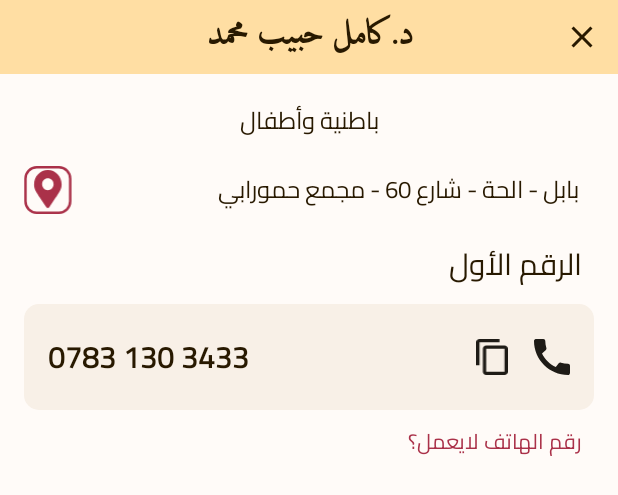
After one commit to albasheer276/DoctorsPhones, an Android app: the layout doctor_details_dialog_layout.xml on its own in the app's theme, with its tools: preview values and no code run, on a phone screen of 412 x 824 dp. The commit adds this screen. Shown: the top 495 px of the screen. Run offline under Robolectric (Android 15) with nearby library versions, the phone set to English and light mode, and no system bars.

Commit message:
doctor details

```diff
--- a/app/src/main/java/it/doctorphones/com/dialogs/SpinnerDialog.kt
+++ b/app/src/main/java/it/doctorphones/com/dialogs/SpinnerDialog.kt
@@ -62,7 +62,7 @@ class SpinnerDialogFragment(
     override fun onViewCreated(view: View, savedInstanceState: Bundle?) {
         super.onViewCreated(view, savedInstanceState)
         filter(null)
-        mBinding.imgClose.setOnClickListener {
+        mBinding.spinnerDialogImgClose.setOnClickListener {
             dismiss()
         }
         mBinding.spinnerDialogEdtSearch.addTextChangedListener(this)
--- /dev/null
+++ b/app/src/main/res/drawable/ic_copy_icon.xml
@@ -0,0 +1,9 @@
+<vector xmlns:android="http://schemas.android.com/apk/res/android"
+    android:width="19dp"
+    android:height="22dp"
+    android:viewportWidth="19"
+    android:viewportHeight="22">
+  <path
+      android:pathData="M14,0H2C0.9,0 0,0.9 0,2V16H2V2H14V0ZM17,4H6C4.9,4 4,4.9 4,6V20C4,21.1 4.9,22 6,22H17C18.1,22 19,21.1 19,20V6C19,4.9 18.1,4 17,4ZM17,20H6V6H17V20Z"
+      android:fillColor="#1E1B16"/>
+</vector>
--- /dev/null
+++ b/app/src/main/res/drawable/ic_phone_icon.xml
@@ -0,0 +1,9 @@
+<vector xmlns:android="http://schemas.android.com/apk/res/android"
+    android:width="18dp"
+    android:height="18dp"
+    android:viewportWidth="18"
+    android:viewportHeight="18">
+  <path
+      android:pathData="M17.01,12.38C15.78,12.38 14.59,12.18 13.48,11.82C13.13,11.7 12.74,11.79 12.47,12.06L10.9,14.03C8.07,12.68 5.42,10.13 4.01,7.2L5.96,5.54C6.23,5.26 6.31,4.87 6.2,4.52C5.83,3.41 5.64,2.22 5.64,0.99C5.64,0.45 5.19,0 4.65,0H1.19C0.65,0 0,0.24 0,0.99C0,10.28 7.73,18 17.01,18C17.72,18 18,17.37 18,16.82V13.37C18,12.83 17.55,12.38 17.01,12.38Z"
+      android:fillColor="#1E1B16"/>
+</vector>
--- /dev/null
+++ b/app/src/main/res/drawable/rounded_bordered_phone_bg.xml
@@ -0,0 +1,7 @@
+<?xml version="1.0" encoding="utf-8"?>
+<shape xmlns:android="http://schemas.android.com/apk/res/android"
+    android:shape="rectangle">
+
+    <corners android:radius="10dp" />
+    <solid android:color="@color/md_theme_light_inverseOnSurface" />
+</shape>
--- /dev/null
+++ b/app/src/main/res/layout/doctor_details_dialog_layout.xml
@@ -0,0 +1,142 @@
+<?xml version="1.0" encoding="utf-8"?>
+<androidx.constraintlayout.widget.ConstraintLayout xmlns:android="http://schemas.android.com/apk/res/android"
+    xmlns:app="http://schemas.android.com/apk/res-auto"
+    xmlns:tools="http://schemas.android.com/tools"
+    android:layout_width="match_parent"
+    android:layout_height="match_parent"
+    android:background="@color/md_theme_light_background">
+
+    <TextView
+        android:id="@+id/doctorDetailsDialog_txtDoctorName"
+        style="@style/BottomSheetHeader"
+        android:layout_width="0dp"
+        android:layout_height="wrap_content"
+        android:gravity="center"
+        app:layout_constraintEnd_toEndOf="parent"
+        app:layout_constraintStart_toStartOf="parent"
+        app:layout_constraintTop_toTopOf="parent"
+        tools:text="د. كامل حبيب محمد" />
+
+    <ImageButton
+        android:id="@+id/doctorDetailsDialog_imgClose"
+        android:layout_width="48dp"
+        android:layout_height="wrap_content"
+        android:layout_weight="0"
+        android:background="?selectableItemBackgroundBorderless"
+        android:contentDescription="@string/app_name"
+        android:minHeight="48dp"
+        android:padding="4dp"
+        app:layout_constraintBottom_toBottomOf="@+id/doctorDetailsDialog_txtDoctorName"
+        app:layout_constraintEnd_toEndOf="parent"
+        app:layout_constraintTop_toTopOf="parent"
+        app:srcCompat="@drawable/ic_close"
+        app:tint="@color/md_theme_light_onPrimaryContainer" />
+
+    <TextView
+        android:id="@+id/doctorDetailsDialog_txtDoctorSpecialization"
+        style="@style/BottomSheetContent"
+        android:layout_width="0dp"
+        android:layout_height="wrap_content"
+        android:layout_marginStart="16dp"
+        android:layout_marginTop="16dp"
+        android:layout_marginEnd="16dp"
+        android:gravity="center"
+        app:layout_constraintEnd_toEndOf="parent"
+        app:layout_constraintStart_toStartOf="parent"
+        app:layout_constraintTop_toBottomOf="@+id/doctorDetailsDialog_txtDoctorName"
+        tools:text="باطنية وأطفال" />
+
+    <TextView
+        android:id="@+id/doctorDetailsDialog_txtDoctorAddress"
+        style="@style/BottomSheetContent"
+        android:layout_width="0dp"
+        android:layout_height="wrap_content"
+        android:layout_marginStart="4dp"
+        android:layout_marginTop="16dp"
+        android:layout_marginEnd="16dp"
+        android:gravity="right"
+        app:layout_constraintEnd_toEndOf="parent"
+        app:layout_constraintStart_toEndOf="@+id/doctorDetailsDialog_btnDoctorOnMap"
+        app:layout_constraintTop_toBottomOf="@+id/doctorDetailsDialog_txtDoctorSpecialization"
+        tools:text="بابل - الحة - شارع 60 - مجمع حمورابي" />
+
+    <ImageView
+        android:id="@+id/doctorDetailsDialog_btnDoctorOnMap"
+        android:layout_width="32dp"
+        android:layout_height="32dp"
+        android:layout_marginStart="16dp"
+        android:contentDescription="@string/map_marker_button"
+        android:scaleType="centerCrop"
+        app:layout_constraintBottom_toBottomOf="@+id/doctorDetailsDialog_txtDoctorAddress"
+        app:layout_constraintStart_toStartOf="parent"
+        app:layout_constraintTop_toTopOf="@+id/doctorDetailsDialog_txtDoctorAddress"
+        app:srcCompat="@drawable/ic_maker_icon" />
+
+    <androidx.constraintlayout.widget.ConstraintLayout
+        android:id="@+id/doctorDetailsDialog_layoutDoctorPhone1"
+        android:layout_width="match_parent"
+        android:layout_height="0dp"
+        android:layout_marginStart="16dp"
+        android:layout_marginTop="16dp"
+        android:layout_marginEnd="16dp"
+        app:layout_constraintBottom_toBottomOf="parent"
+        app:layout_constraintEnd_toEndOf="parent"
+        app:layout_constraintStart_toStartOf="parent"
+        app:layout_constraintTop_toBottomOf="@+id/doctorDetailsDialog_txtDoctorAddress">
+
+        <TextView
+            android:id="@+id/doctorDetailsDialog_lblDoctorPhone1"
+            style="@style/BottomSheetH1"
+            android:layout_width="0dp"
+            android:layout_height="wrap_content"
+            android:text="@string/first_number"
+            app:layout_constraintEnd_toEndOf="parent"
+            app:layout_constraintTop_toTopOf="parent" />
+
+        <TextView
+            android:id="@+id/doctorDetailsDialog_txtDoctorPhone1"
+            style="@style/BottomSheetPhone"
+            android:layout_width="0dp"
+            android:layout_height="wrap_content"
+            android:layout_marginTop="8dp"
+            app:layout_constraintEnd_toEndOf="parent"
+            app:layout_constraintStart_toStartOf="parent"
+            app:layout_constraintTop_toBottomOf="@+id/doctorDetailsDialog_lblDoctorPhone1"
+            tools:text="0783 130 3433" />
+
+        <ImageView
+            android:id="@+id/doctorDetailsDialog_imgCallPhone1"
+            android:layout_width="24dp"
+            android:layout_height="24dp"
+            android:layout_marginEnd="16dp"
+            android:contentDescription="@string/call"
+            app:layout_constraintBottom_toBottomOf="@+id/doctorDetailsDialog_txtDoctorPhone1"
+            app:layout_constraintEnd_toEndOf="parent"
+            app:layout_constraintTop_toTopOf="@+id/doctorDetailsDialog_txtDoctorPhone1"
+            app:srcCompat="@drawable/ic_phone_icon" />
+
+        <ImageView
+            android:id="@+id/doctorDetailsDialog_imgCopyPhone1"
+            android:layout_width="24dp"
+            android:layout_height="24dp"
+            android:layout_marginEnd="16dp"
+            android:contentDescription="@string/copy"
+            app:layout_constraintBottom_toBottomOf="@+id/doctorDetailsDialog_txtDoctorPhone1"
+            app:layout_constraintEnd_toStartOf="@+id/doctorDetailsDialog_imgCallPhone1"
+            app:layout_constraintTop_toTopOf="@+id/doctorDetailsDialog_txtDoctorPhone1"
+            app:srcCompat="@drawable/ic_copy_icon" />
+
+        <TextView
+            android:id="@+id/doctorDetailsDialog_lblReportPhone1"
+            style="@style/BottomSheetLink"
+            android:layout_width="0dp"
+            android:layout_height="wrap_content"
+            android:layout_marginTop="8dp"
+            android:text="@string/phone_not_working"
+            app:layout_constraintEnd_toEndOf="parent"
+            app:layout_constraintTop_toBottomOf="@+id/doctorDetailsDialog_txtDoctorPhone1" />
+
+    </androidx.constraintlayout.widget.ConstraintLayout>
+
+
+</androidx.constraintlayout.widget.ConstraintLayout>
--- a/app/src/main/res/layout/doctor_phone_item_layout.xml
+++ b/app/src/main/res/layout/doctor_phone_item_layout.xml
@@ -46,27 +46,28 @@
                 android:layout_height="wrap_content"
                 android:layout_margin="10dp">
 
-                <ImageButton
+                <ImageView
                     android:id="@+id/docPhone_btnDoctorOnMap"
-                    style="@android:style/Widget.Material.Light.Button.Borderless.Small"
-                    android:layout_width="24dp"
-                    android:layout_height="23dp"
+                    android:layout_width="wrap_content"
+                    android:layout_height="wrap_content"
+                    android:contentDescription="@string/map_marker_button"
+                    app:layout_constraintBottom_toBottomOf="parent"
                     app:layout_constraintEnd_toEndOf="parent"
                     app:layout_constraintTop_toTopOf="parent"
-                    app:srcCompat="@drawable/ic_maker_icon"
-                    android:contentDescription="@string/map_marker_button" />
+                    app:srcCompat="@drawable/ic_maker_icon" />
 
                 <TextView
                     android:id="@+id/docPhone_btnDoctorDetails"
                     style="@style/SmallSecondaryButton"
                     android:layout_width="wrap_content"
                     android:layout_height="23dp"
-                    android:text="@string/phones"
                     android:clickable="true"
                     android:focusable="true"
                     android:foreground="?attr/selectableItemBackground"
+                    android:text="@string/phones"
+                    app:layout_constraintBottom_toBottomOf="parent"
                     app:layout_constraintStart_toStartOf="parent"
-                    app:layout_constraintTop_toTopOf="parent"/>
+                    app:layout_constraintTop_toTopOf="parent" />
             </androidx.constraintlayout.widget.ConstraintLayout>
         </LinearLayout>
     </androidx.cardview.widget.CardView>
--- a/app/src/main/res/layout/spinner_dialog_layout.xml
+++ b/app/src/main/res/layout/spinner_dialog_layout.xml
@@ -19,10 +19,9 @@
         tools:text="المحافظات" />
 
     <ImageButton
-        android:id="@+id/imgClose"
+        android:id="@+id/spinnerDialog_imgClose"
         android:layout_width="48dp"
         android:layout_height="wrap_content"
-        android:layout_marginEnd="8dp"
         android:layout_weight="0"
         android:background="?selectableItemBackgroundBorderless"
         android:contentDescription="@string/app_name"
--- a/app/src/main/res/values/strings.xml
+++ b/app/src/main/res/values/strings.xml
@@ -23,4 +23,8 @@
     <string name="note">note</string>
     <string name="note_txt">سيتم التأكد من البيانات قبل إضافتها الى النظام، قد تتأخر هذه العملية حوالي 24 ساعة.</string>
     <string name="save">حفظ</string>
+    <string name="first_number">الرقم الأول</string>
+    <string name="call">call</string>
+    <string name="copy">copy</string>
+    <string name="phone_not_working">رقم الهاتف لايعمل؟</string>
 </resources>
--- a/app/src/main/res/values/themes.xml
+++ b/app/src/main/res/values/themes.xml
@@ -83,6 +83,50 @@
         <item name="android:background">@color/md_theme_light_primaryContainer</item>
     </style>
 
+    <style name="BottomSheetHeader">
+        <item name="android:paddingTop">5dp</item>
+        <item name="android:paddingBottom">5dp</item>
+        <item name="android:gravity">center</item>
+        <item name="android:textColor">@color/md_theme_light_onPrimaryContainer</item>
+        <item name="android:textSize">32sp</item>
+        <item name="android:textStyle">bold</item>
+        <item name="fontFamily">@font/arabic_typesettings_font</item>
+        <item name="android:background">@color/md_theme_light_primaryContainer</item>
+    </style>
+
+    <style name="BottomSheetH1">
+        <item name="android:gravity">right</item>
+        <item name="android:textColor">@color/md_theme_light_onPrimaryContainer</item>
+        <item name="android:textSize">20sp</item>
+        <item name="android:paddingEnd">8dp</item>
+    </style>
+
+    <style name="BottomSheetPhone">
+        <item name="android:padding">16dp</item>
+        <item name="android:gravity">start</item>
+        <item name="android:textColor">@color/md_theme_light_onPrimaryContainer</item>
+        <item name="android:textSize">20sp</item>
+        <item name="android:textStyle">bold</item>
+        <item name="android:background">@drawable/rounded_bordered_phone_bg</item>
+    </style>
+
+    <style name="BottomSheetLink">
+        <item name="android:gravity">right</item>
+        <item name="android:textColor">@color/md_theme_light_secondary</item>
+        <item name="android:textSize">14sp</item>
+        <item name="android:paddingEnd">8dp</item>
+    </style>
+
+    <style name="BottomSheetContent">
+        <item name="android:paddingStart">10dp</item>
+        <item name="android:paddingEnd">10dp</item>
+        <item name="android:textAlignment">textStart</item>
+        <item name="android:textColor">@color/md_theme_light_onPrimaryContainer</item>
+        <item name="android:textSize">16sp</item>
+        <item name="android:maxLines">1</item>
+        <item name="android:ellipsize">end</item>
+    </style>
+
     <style name="DialogHeader">
         <item name="android:paddingTop">16dp</item>
         <item name="android:paddingBottom">16dp</item>
```
